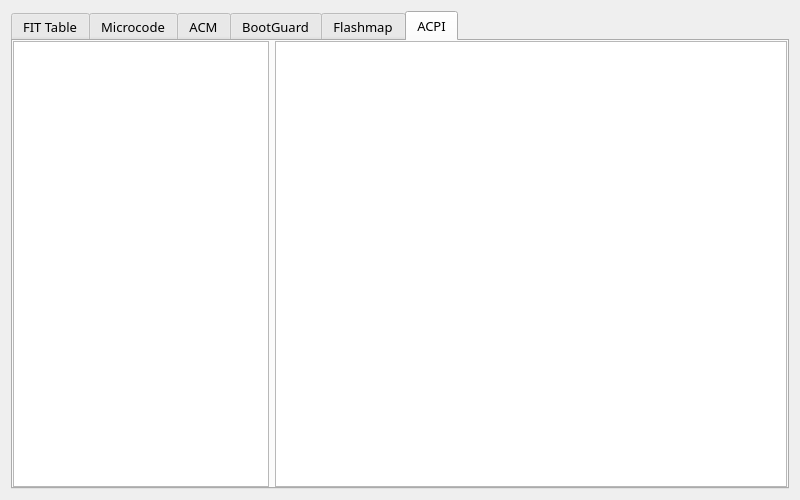
Old version of the form Window/InfoWindow.ui in the repository stephan-zhuchen/BIOS-Viewer.
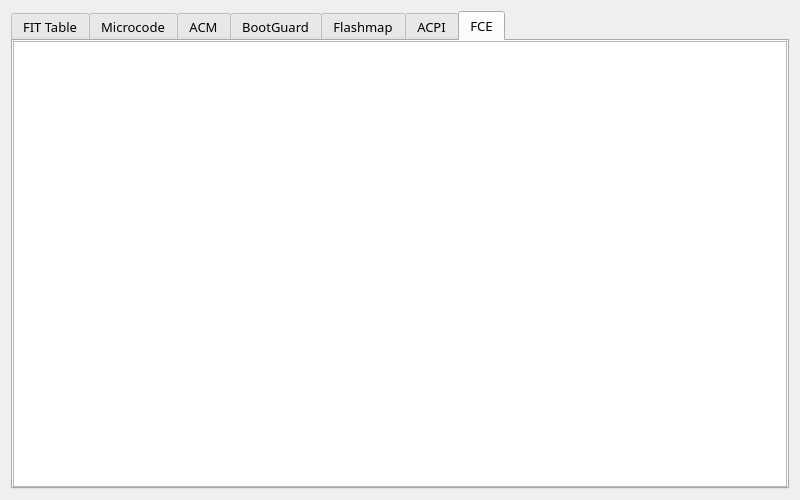
New version of the form.

What changed in the file:
```diff
--- a/Window/InfoWindow.ui
+++ b/Window/InfoWindow.ui
@@ -35,7 +35,7 @@
       <enum>QTabWidget::Rounded</enum>
      </property>
      <property name="currentIndex">
-      <number>5</number>
+      <number>6</number>
      </property>
      <widget class="QWidget" name="FitTab">
       <attribute name="title">
@@ -304,6 +304,31 @@
        </item>
       </layout>
      </widget>
+     <widget class="QWidget" name="fceTab">
+      <attribute name="title">
+       <string>FCE</string>
+      </attribute>
+      <layout class="QVBoxLayout" name="verticalLayout_2">
+       <property name="spacing">
+        <number>0</number>
+       </property>
+       <property name="leftMargin">
+        <number>0</number>
+       </property>
+       <property name="topMargin">
+        <number>0</number>
+       </property>
+       <property name="rightMargin">
+        <number>0</number>
+       </property>
+       <property name="bottomMargin">
+        <number>0</number>
+       </property>
+       <item>
+        <widget class="QTextBrowser" name="fceText"/>
+       </item>
+      </layout>
+     </widget>
     </widget>
    </item>
   </layout>
```
